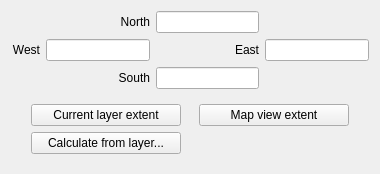
Qt form src/ui/qgsextentgroupboxwidget.ui (qgis/QGIS) before a commit.
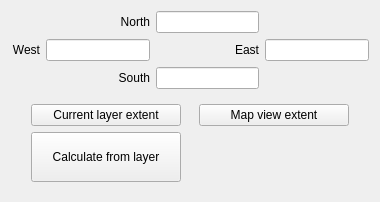
The same form after that commit.

Commit message: Remove unnecessary ellipsis from string

```diff
--- a/src/ui/qgsextentgroupboxwidget.ui
+++ b/src/ui/qgsextentgroupboxwidget.ui
@@ -7,7 +7,7 @@
     <x>0</x>
     <y>0</y>
     <width>380</width>
-    <height>164</height>
+    <height>202</height>
    </rect>
   </property>
   <property name="windowTitle">
@@ -151,7 +151,7 @@
          </sizepolicy>
         </property>
         <property name="text">
-         <string>Calculate from layer...</string>
+         <string>Calculate from layer</string>
         </property>
        </widget>
       </item>
```
